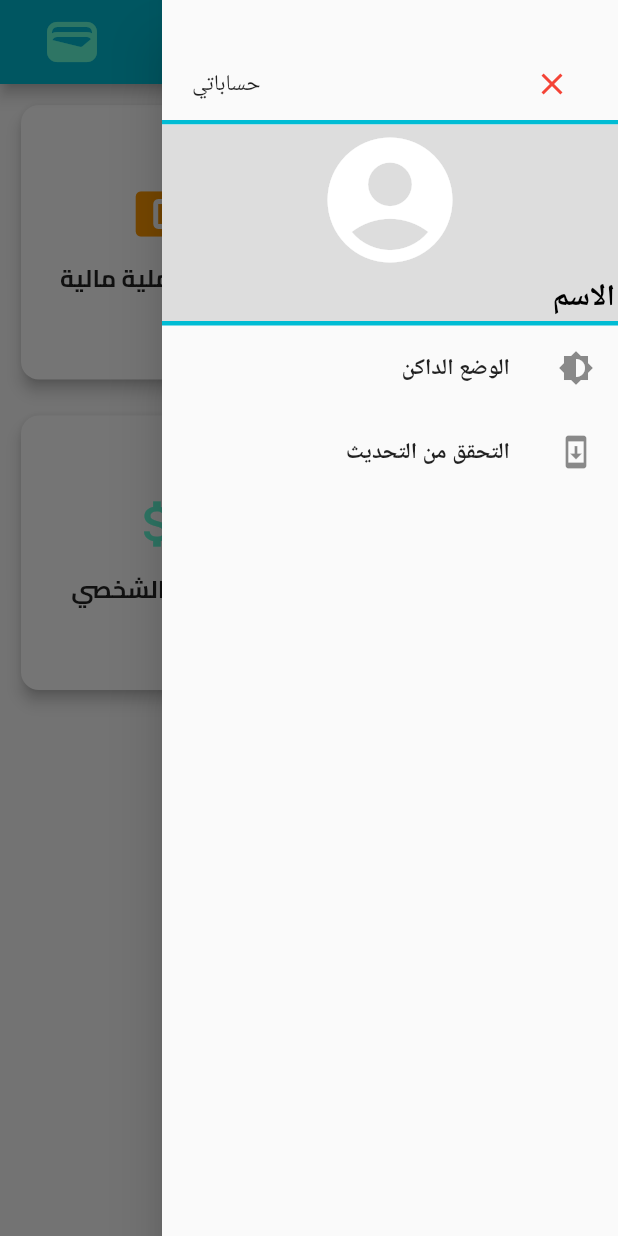
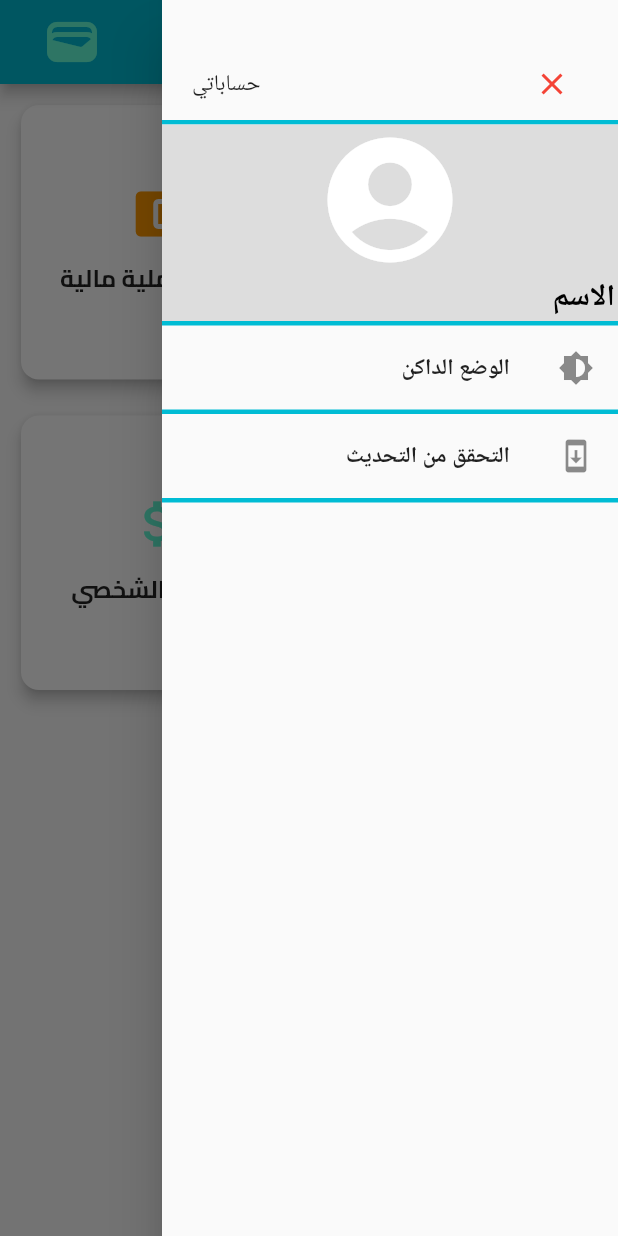
Before and after one commit to AbdullahAskarEgypt/myaccounts_pro, a Flutter app: the screen it shows after launch, with the side drawer open, on a phone screen of 412 x 824 dp. Run offline on Flutter 3.47's test engine with Material 2 defaults, Android fonts, the phone set to English and light mode, and no system bars; our stand-ins replace file_picker, google_sign_in, package_info_plus, pdf, permission_handler, share_plus and 2 more; missing offline and left inert: flutter_code_push, googleapis, syncfusion_flutter_pdfviewer; accounts and stored records are empty; network calls fail.

Commit message:
تجربت التحديث المباشر

```diff
--- a/lib/cus_man/add_delete.dart
+++ b/lib/cus_man/add_delete.dart
@@ -783,6 +783,7 @@ class _AddDeletePageState extends State<AddDeletePage> {
               icon: const Icon(
                 Icons.home,
                 size: 35,
+                // color: Colors.white,
                 color: Colors.white,
               ),
               onPressed: () {
--- a/lib/main.dart
+++ b/lib/main.dart
@@ -141,6 +141,7 @@ class HomePage extends StatelessWidget {
               ),
               onTap: onThemeToggle,
             ),
+            Container(width: double.infinity, height: 3, color: Colors.cyan),
             ListTile(
               leading: const Icon(Icons.system_update),
               title: const Text(
@@ -154,6 +155,7 @@ class HomePage extends StatelessWidget {
               // onTap: () =>
               //     CodeUpdater.checkForUpdate(context), // ✅ زر التحديث اليدوي
             ),
+            Container(width: double.infinity, height: 3, color: Colors.cyan),
           ],
         ),
       ),
--- a/version.json
+++ b/version.json
@@ -1,5 +1,5 @@
 {
-    "version": "1.0.1",
+    "version": "1.0.2",
     "files": [
         {
             "path": "lib/main.dart",
```
